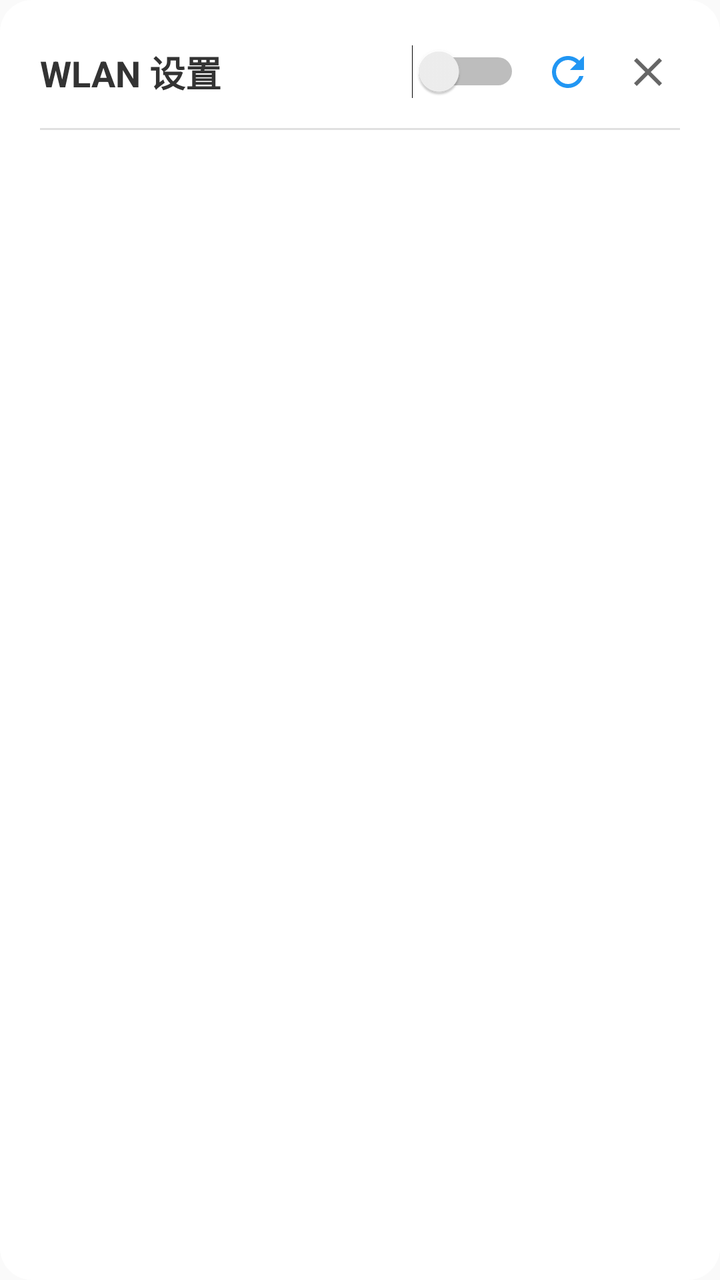
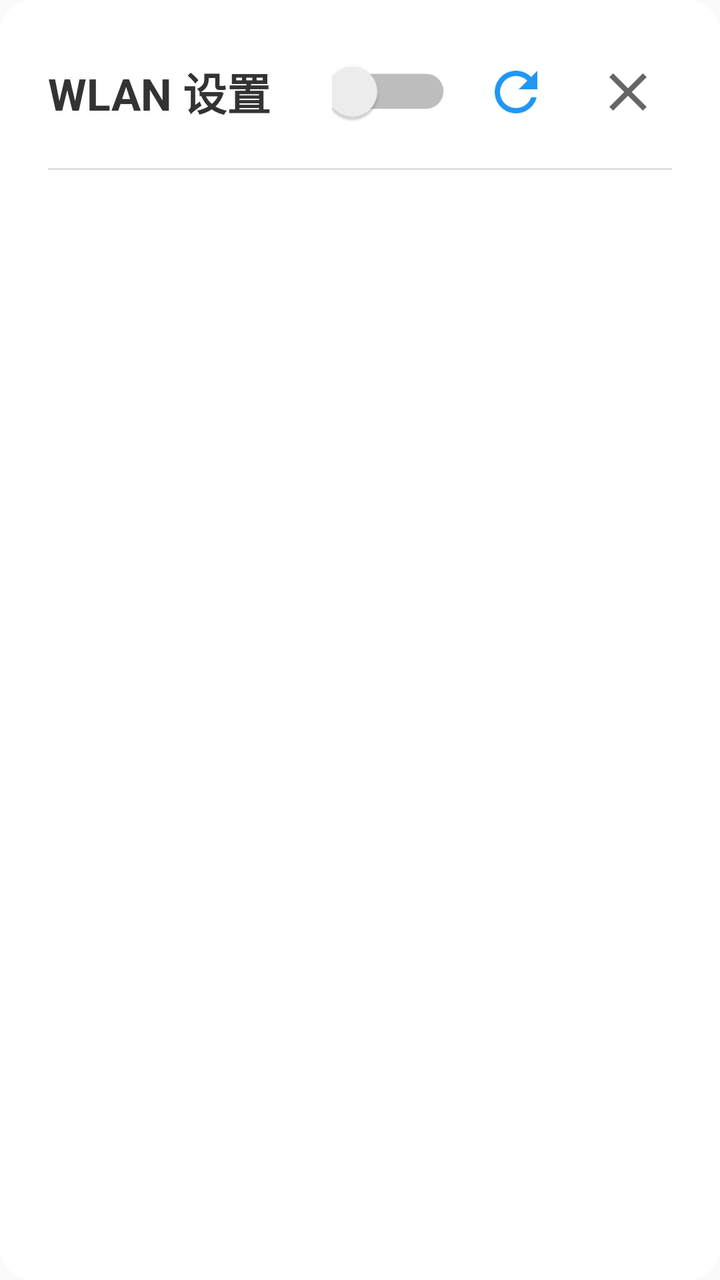

An Android layout rendered at two revisions. The XML below is the earlier revision; the diff shows what the commit changed to produce the second picture.
<!-- AndroidManifest.xml: another module's application theme Theme.TestDemo -->
<!-- res/layout/dialog_wifi_setting.xml -->
<?xml version="1.0" encoding="utf-8"?>
<LinearLayout xmlns:android="http://schemas.android.com/apk/res/android"
    xmlns:tools="http://schemas.android.com/tools"
    android:layout_width="match_parent"
    android:layout_height="wrap_content"
    android:background="@drawable/hm_dialog_wifi_bg"
    android:orientation="vertical"
    android:padding="20dp">

    
    <RelativeLayout
        android:layout_width="match_parent"
        android:layout_height="wrap_content">

        <TextView
            android:id="@+id/tv_title"
            android:layout_width="wrap_content"
            android:layout_height="wrap_content"
            android:layout_alignParentStart="true"
            android:layout_centerVertical="true"
            android:text="@string/hm_wifi_title"
            android:textColor="#333333"
            android:textSize="18sp"
            android:textStyle="bold" />

        <LinearLayout
            android:layout_width="wrap_content"
            android:layout_height="wrap_content"
            android:layout_alignParentEnd="true"
            android:layout_centerVertical="true"
            android:gravity="center_vertical"
            android:orientation="horizontal">

            <Switch
                android:id="@+id/switch_wifi"
                android:layout_width="wrap_content"
                android:layout_height="wrap_content"
                android:layout_marginEnd="8dp" />

            <ImageView
                android:id="@+id/iv_refresh"
                android:layout_width="32dp"
                android:layout_height="32dp"
                android:layout_marginEnd="8dp"
                android:background="@drawable/hm_item_wifi_bg"
                android:contentDescription="@string/hm_wifi_refresh"
                android:padding="4dp"
                android:src="@drawable/hm_ic_wifi_refresh" />

            <ImageView
                android:id="@+id/iv_close"
                android:layout_width="32dp"
                android:layout_height="32dp"
                android:background="@drawable/hm_item_wifi_bg"
                android:contentDescription="@string/hm_wifi_close"
                android:padding="4dp"
                android:src="@drawable/hm_ic_wifi_close" />
        </LinearLayout>
    </RelativeLayout>

    
    <View
        android:layout_width="match_parent"
        android:layout_height="1dp"
        android:layout_marginTop="12dp"
        android:layout_marginBottom="8dp"
        android:background="#E0E0E0" />

    
    <ProgressBar
        android:id="@+id/pb_scanning"
        style="?android:attr/progressBarStyleHorizontal"
        android:layout_width="match_parent"
        android:layout_height="4dp"
        android:indeterminate="true"
        android:visibility="gone" />

    
    <TextView
        android:id="@+id/tv_empty_tip"
        android:layout_width="match_parent"
        android:layout_height="160dp"
        android:gravity="center"
        android:text="@string/hm_wifi_empty_disabled"
        android:textColor="#999999"
        android:textSize="14sp"
        android:visibility="gone" />

    
    <androidx.recyclerview.widget.RecyclerView
        android:id="@+id/rv_wifi_list"
        android:layout_width="match_parent"
        android:layout_height="320dp"
        android:fadeScrollbars="false"
        android:overScrollMode="never"
        android:scrollbars="vertical" />

</LinearLayout>
<!-- resources referenced by this layout -->
<resources>
  <!-- drawable hm_dialog_wifi_bg (drawable) -->
  <?xml version="1.0" encoding="utf-8"?>
  <shape xmlns:android="http://schemas.android.com/apk/res/android"
      android:shape="rectangle">
      <corners android:radius="16dp" />
      <solid android:color="#FFFFFFFF" />
  </shape>
  <!-- drawable hm_ic_wifi_close (drawable) -->
  <vector xmlns:android="http://schemas.android.com/apk/res/android"
      android:width="24dp"
      android:height="24dp"
      android:viewportWidth="24"
      android:viewportHeight="24">
    <path
        android:fillColor="#FF666666"
        android:pathData="M19,6.41L17.59,5 12,10.59 6.41,5 5,6.41 10.59,12 5,17.59 6.41,19 12,13.41 17.59,19 19,17.59 13.41,12z"/>
  </vector>
  <!-- drawable hm_ic_wifi_refresh (drawable) -->
  <vector xmlns:android="http://schemas.android.com/apk/res/android"
      android:width="24dp"
      android:height="24dp"
      android:viewportWidth="24"
      android:viewportHeight="24">
    <path
        android:fillColor="#FF2196F3"
        android:pathData="M17.65,6.35C16.2,4.9 14.21,4 12,4c-4.42,0 -7.99,3.58 -7.99,8s3.57,8 7.99,8c3.73,0 6.84,-2.55 7.73,-6h-2.08c-0.82,2.33 -3.04,4 -5.65,4 -3.31,0 -6,-2.69 -6,-6s2.69,-6 6,-6c1.66,0 3.14,0.69 4.22,1.78L13,11h7V4l-2.35,2.35z"/>
  </vector>
  <!-- drawable hm_item_wifi_bg (drawable) -->
  <?xml version="1.0" encoding="utf-8"?>
  <ripple xmlns:android="http://schemas.android.com/apk/res/android"
      android:color="#1F000000">
      <item>
          <shape android:shape="rectangle">
              <corners android:radius="8dp" />
              <solid android:color="#00000000" />
          </shape>
      </item>
  </ripple>
  <string name="hm_wifi_close">关闭</string>
  <string name="hm_wifi_empty_disabled">WLAN 已关闭，请开启以搜索可用网络</string>
  <string name="hm_wifi_refresh">刷新</string>
  <string name="hm_wifi_title">WLAN 设置</string>
  <style name="Theme.TestDemo" parent="android:Theme.Material.Light.NoActionBar" />
</resources>

<!-- the commit's change to res/layout/dialog_wifi_setting.xml (unified diff, before → after) -->
@@ -5,7 +5,7 @@
     android:layout_height="wrap_content"
     android:background="@drawable/hm_dialog_wifi_bg"
     android:orientation="vertical"
-    android:padding="20dp">
+    android:padding="24dp">
 
     
     <RelativeLayout
@@ -20,7 +20,7 @@
             android:layout_centerVertical="true"
             android:text="@string/hm_wifi_title"
             android:textColor="#333333"
-            android:textSize="18sp"
+            android:textSize="22sp"
             android:textStyle="bold" />
 
         <LinearLayout
@@ -35,25 +35,27 @@
                 android:id="@+id/switch_wifi"
                 android:layout_width="wrap_content"
                 android:layout_height="wrap_content"
-                android:layout_marginEnd="8dp" />
+                android:layout_marginEnd="16dp"
+                android:scaleX="1.25"
+                android:scaleY="1.25" />
 
             <ImageView
                 android:id="@+id/iv_refresh"
-                android:layout_width="32dp"
-                android:layout_height="32dp"
-                android:layout_marginEnd="8dp"
+                android:layout_width="44dp"
+                android:layout_height="44dp"
+                android:layout_marginEnd="12dp"
                 android:background="@drawable/hm_item_wifi_bg"
                 android:contentDescription="@string/hm_wifi_refresh"
-                android:padding="4dp"
+                android:padding="6dp"
                 android:src="@drawable/hm_ic_wifi_refresh" />
 
             <ImageView
                 android:id="@+id/iv_close"
-                android:layout_width="32dp"
-                android:layout_height="32dp"
+                android:layout_width="44dp"
+                android:layout_height="44dp"
                 android:background="@drawable/hm_item_wifi_bg"
                 android:contentDescription="@string/hm_wifi_close"
-                android:padding="4dp"
+                android:padding="6dp"
                 android:src="@drawable/hm_ic_wifi_close" />
         </LinearLayout>
     </RelativeLayout>
@@ -62,8 +64,8 @@
     <View
         android:layout_width="match_parent"
         android:layout_height="1dp"
-        android:layout_marginTop="12dp"
-        android:layout_marginBottom="8dp"
+        android:layout_marginTop="16dp"
+        android:layout_marginBottom="10dp"
         android:background="#E0E0E0" />
 
     
@@ -71,7 +73,7 @@
         android:id="@+id/pb_scanning"
         style="?android:attr/progressBarStyleHorizontal"
         android:layout_width="match_parent"
-        android:layout_height="4dp"
+        android:layout_height="6dp"
         android:indeterminate="true"
         android:visibility="gone" />
 
@@ -79,18 +81,18 @@
     <TextView
         android:id="@+id/tv_empty_tip"
         android:layout_width="match_parent"
-        android:layout_height="160dp"
+        android:layout_height="180dp"
         android:gravity="center"
         android:text="@string/hm_wifi_empty_disabled"
         android:textColor="#999999"
-        android:textSize="14sp"
+        android:textSize="17sp"
         android:visibility="gone" />
 
     
     <androidx.recyclerview.widget.RecyclerView
         android:id="@+id/rv_wifi_list"
         android:layout_width="match_parent"
-        android:layout_height="320dp"
+        android:layout_height="360dp"
         android:fadeScrollbars="false"
         android:overScrollMode="never"
         android:scrollbars="vertical" />
